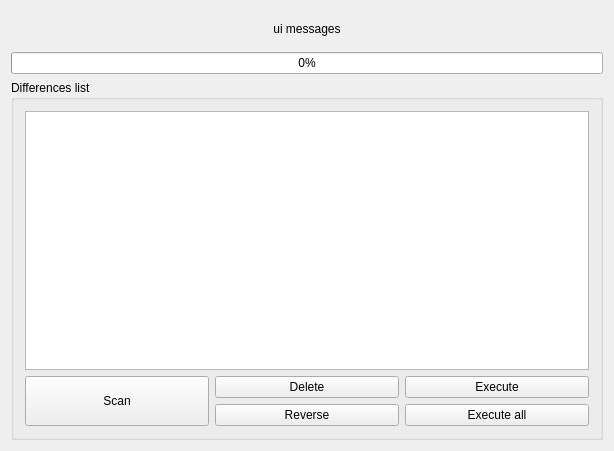
igrek51/adb-sync, file forms/mainwindow.ui: the form before one commit.
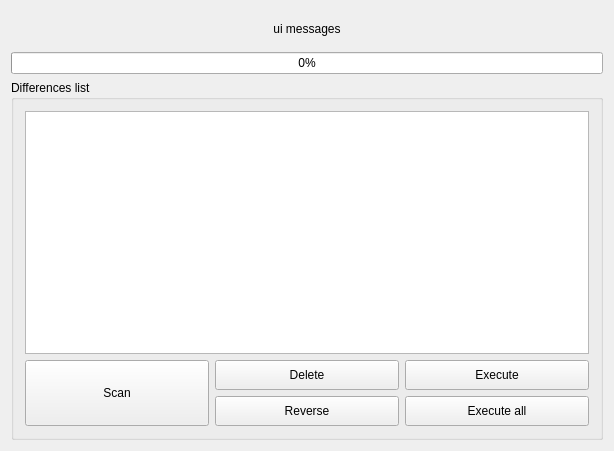
The form after the commit.

Commit message: Removing diffs, bugfixes: - Added removing elements from difference list, - Increased buttons height, - Parsing comments in configuration file

Patch:
```diff
--- a/forms/mainwindow.ui
+++ b/forms/mainwindow.ui
@@ -132,6 +132,12 @@
                                                               <verstretch>0</verstretch>
                                                           </sizepolicy>
                                                       </property>
+                                                      <property name="minimumSize">
+                                                          <size>
+                                                              <width>0</width>
+                                                              <height>30</height>
+                                                          </size>
+                                                      </property>
                                                       <property name="text">
                                                           <string>Scan</string>
                                                       </property>
@@ -150,6 +156,12 @@
                                                                       <verstretch>0</verstretch>
                                                                   </sizepolicy>
                                                               </property>
+                                                              <property name="minimumSize">
+                                                                  <size>
+                                                                      <width>0</width>
+                                                                      <height>30</height>
+                                                                  </size>
+                                                              </property>
                                                               <property name="text">
                                                                   <string>Execute</string>
                                                               </property>
@@ -165,6 +177,12 @@
                                                                       <verstretch>0</verstretch>
                                                                   </sizepolicy>
                                                               </property>
+                                                              <property name="minimumSize">
+                                                                  <size>
+                                                                      <width>0</width>
+                                                                      <height>30</height>
+                                                                  </size>
+                                                              </property>
                                                               <property name="text">
                                                                   <string>Execute all</string>
                                                               </property>
@@ -185,6 +203,12 @@
                                                                       <verstretch>0</verstretch>
                                                                   </sizepolicy>
                                                               </property>
+                                                              <property name="minimumSize">
+                                                                  <size>
+                                                                      <width>0</width>
+                                                                      <height>30</height>
+                                                                  </size>
+                                                              </property>
                                                               <property name="text">
                                                                   <string>Delete</string>
                                                               </property>
@@ -200,6 +224,12 @@
                                                                       <verstretch>0</verstretch>
                                                                   </sizepolicy>
                                                               </property>
+                                                              <property name="minimumSize">
+                                                                  <size>
+                                                                      <width>0</width>
+                                                                      <height>30</height>
+                                                                  </size>
+                                                              </property>
                                                               <property name="text">
                                                                   <string>Reverse</string>
                                                               </property>
```
The commit also changes 10 other files.
